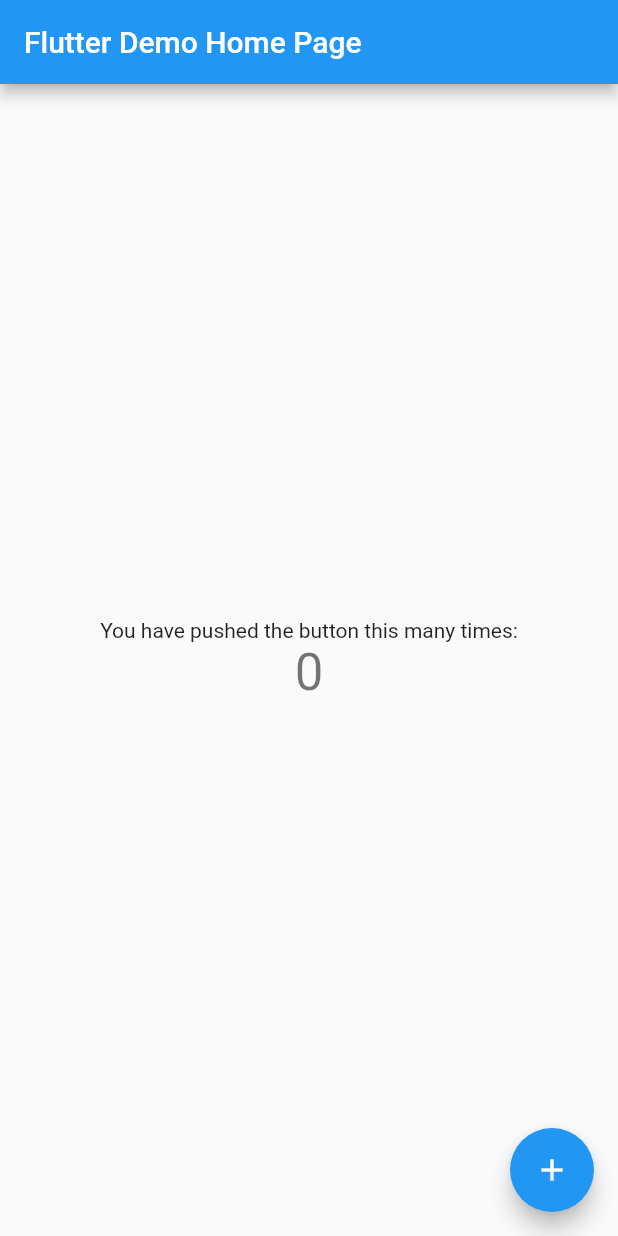
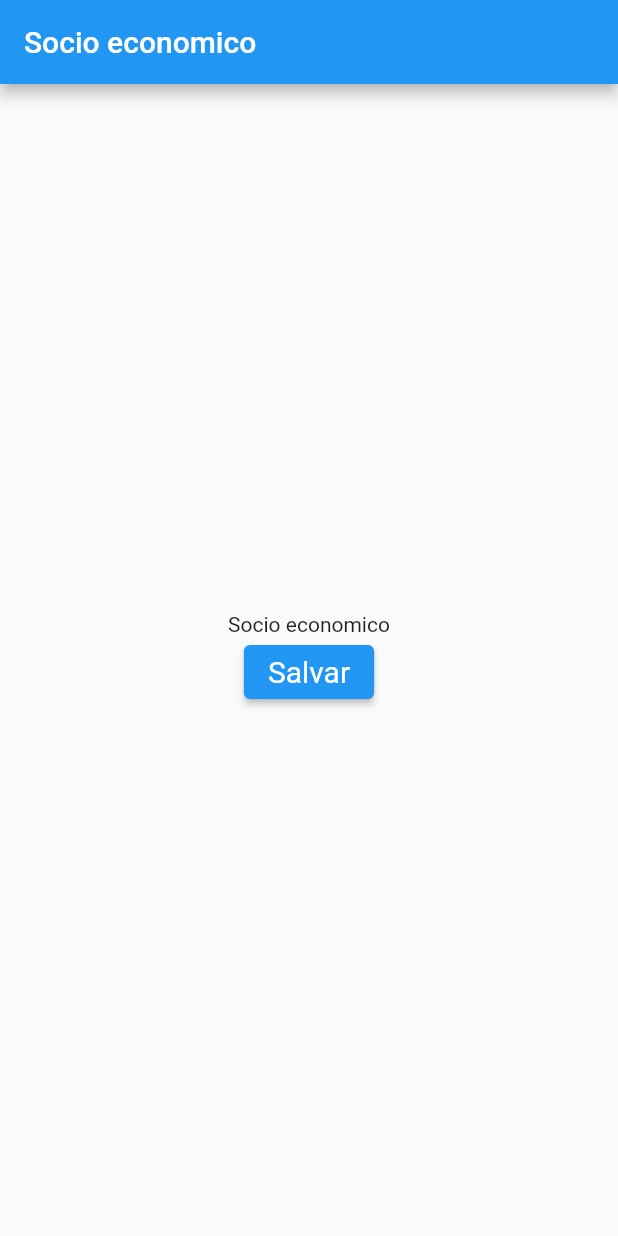
Before and after one commit to IF-Goiano-BCC/questionario_meio_ambiente, a Flutter app: the screen it shows after launch, on a phone screen of 412 x 824 dp. Run offline on Flutter 3.47's test engine with Material 2 defaults, Android fonts, the phone set to English and light mode, and no system bars; our stand-ins replace geolocator, permission_handler; missing offline and left inert: dart:ffi.

Commit message:
some changes

```diff
--- /dev/null
+++ b/assets/data.json
@@ -0,0 +1 @@
+{}
--- a/lib/main.dart
+++ b/lib/main.dart
@@ -1,115 +1,22 @@
 import 'package:flutter/material.dart';
+import 'package:flutter/services.dart';
+import 'package:geolocator/geolocator.dart';
 
+
+import 'package:questionario/screens/quiz.dart';
 void main() {
-  runApp(const MyApp());
+  SystemChrome.setPreferredOrientations([DeviceOrientation.portraitUp]);
+
+  runApp(const Application());
 }
 
-class MyApp extends StatelessWidget {
-  const MyApp({Key? key}) : super(key: key);
+class Application extends StatelessWidget {
+  const Application({Key? key}) : super(key: key);
 
-  // This widget is the root of your application.
   @override
   Widget build(BuildContext context) {
-    return MaterialApp(
-      title: 'Flutter Demo',
-      theme: ThemeData(
-        // This is the theme of your application.
-        //
-        // Try running your application with "flutter run". You'll see the
-        // application has a blue toolbar. Then, without quitting the app, try
-        // changing the primarySwatch below to Colors.green and then invoke
-        // "hot reload" (press "r" in the console where you ran "flutter run",
-        // or simply save your changes to "hot reload" in a Flutter IDE).
-        // Notice that the counter didn't reset back to zero; the application
-        // is not restarted.
-        primarySwatch: Colors.blue,
-      ),
-      home: const MyHomePage(title: 'Flutter Demo Home Page'),
+    return const MaterialApp(
+      home: Quiz(name: "Socio economico")
     );
   }
 }
-
-class MyHomePage extends StatefulWidget {
-  const MyHomePage({Key? key, required this.title}) : super(key: key);
-
-  // This widget is the home page of your application. It is stateful, meaning
-  // that it has a State object (defined below) that contains fields that affect
-  // how it looks.
-
-  // This class is the configuration for the state. It holds the values (in this
-  // case the title) provided by the parent (in this case the App widget) and
-  // used by the build method of the State. Fields in a Widget subclass are
-  // always marked "final".
-
-  final String title;
-
-  @override
-  State<MyHomePage> createState() => _MyHomePageState();
-}
-
-class _MyHomePageState extends State<MyHomePage> {
-  int _counter = 0;
-
-  void _incrementCounter() {
-    setState(() {
-      // This call to setState tells the Flutter framework that something has
-      // changed in this State, which causes it to rerun the build method below
-      // so that the display can reflect the updated values. If we changed
-      // _counter without calling setState(), then the build method would not be
-      // called again, and so nothing would appear to happen.
-      _counter++;
-    });
-  }
-
-  @override
-  Widget build(BuildContext context) {
-    // This method is rerun every time setState is called, for instance as done
-    // by the _incrementCounter method above.
-    //
-    // The Flutter framework has been optimized to make rerunning build methods
-    // fast, so that you can just rebuild anything that needs updating rather
-    // than having to individually change instances of widgets.
-    return Scaffold(
-      appBar: AppBar(
-        // Here we take the value from the MyHomePage object that was created by
-        // the App.build method, and use it to set our appbar title.
-        title: Text(widget.title),
-      ),
-      body: Center(
-        // Center is a layout widget. It takes a single child and positions it
-        // in the middle of the parent.
-        child: Column(
-          // Column is also a layout widget. It takes a list of children and
-          // arranges them vertically. By default, it sizes itself to fit its
-          // children horizontally, and tries to be as tall as its parent.
-          //
-          // Invoke "debug painting" (press "p" in the console, choose the
-          // "Toggle Debug Paint" action from the Flutter Inspector in Android
-          // Studio, or the "Toggle Debug Paint" command in Visual Studio Code)
-          // to see the wireframe for each widget.
-          //
-          // Column has various properties to control how it sizes itself and
-          // how it positions its children. Here we use mainAxisAlignment to
-          // center the children vertically; the main axis here is the vertical
-          // axis because Columns are vertical (the cross axis would be
-          // horizontal).
-          mainAxisAlignment: MainAxisAlignment.center,
-          children: <Widget>[
-            const Text(
-              'You have pushed the button this many times:',
-            ),
-            Text(
-              '$_counter',
-              style: Theme.of(context).textTheme.headline4,
-            ),
-          ],
-        ),
-      ),
-      floatingActionButton: FloatingActionButton(
-        onPressed: _incrementCounter,
-        tooltip: 'Increment',
-        child: const Icon(Icons.add),
-      ), // This trailing comma makes auto-formatting nicer for build methods.
-    );
-  }
-}
--- /dev/null
+++ b/lib/screens/quiz.dart
@@ -0,0 +1,123 @@
+// ignore_for_file: prefer_const_constructors, prefer_const_literals_to_create_immutables
+
+
+
+import 'package:flutter/material.dart';
+
+import 'package:geolocator/geolocator.dart';
+
+
+import "../data/managet.dart";
+
+
+class Quiz extends StatefulWidget{
+  final String name;
+  const Quiz({Key? key, required this.name}): super(key:key);
+
+  @override
+  // ignore: library_private_types_in_public_api
+  _QuizState createState() => _QuizState();
+
+}
+
+class _QuizState extends State<Quiz>{
+  final _formKey = GlobalKey<FormState>();
+  final ButtonStyle style =
+        ElevatedButton.styleFrom(textStyle: const TextStyle(fontSize: 20));
+  var data = <String, dynamic>{};
+  var isLoading = false;
+
+  _att_values(String key, dynamic value){
+    setState(() {
+      data[key] = value;
+    });
+  }
+  @override
+  Widget build(BuildContext context){
+    return Scaffold(
+      appBar:AppBar(
+          title: Text(widget.name),
+        ) ,
+      body: Center(
+        child: SingleChildScrollView(
+          child: Column(
+            children: [
+              Text(widget.name),
+              Row(
+                mainAxisAlignment: MainAxisAlignment.center, //Center Row contents horizontally,
+                children: [
+                  ElevatedButton(
+                  style: style,
+                  onPressed: _Saveform,
+                  child: isLoading ? const CircularProgressIndicator(
+                    color: Colors.white,
+                    strokeWidth: 3,
+                  )
+                  :const Text('Salvar'),
+                ),
+                ],
+              )
+              ],
+          ),
+        )
+      ),
+    );
+  }
+  _Saveform()async{
+      setState((){
+        isLoading = true;
+      });
+      Geolocator.requestPermission();
+      Position position = await _determinePosition();
+
+      Map<String, dynamic> newRegistry = {
+        "posLat": position.latitude,
+        "posLon": position.longitude,
+        "time": DateTime.now().toString(),
+      };
+      data.forEach((k, v) => newRegistry[k] = v);
+      await updateLocaldata(newRegistry);
+      setState(() {
+        data.clear();
+        isLoading = false;
+      });
+  }
+
+}
+
+Future<Position> _determinePosition() async {
+  bool serviceEnabled;
+  LocationPermission permission;
+
+  // Test if location services are enabled.
+  serviceEnabled = await Geolocator.isLocationServiceEnabled();
+  if (!serviceEnabled) {
+    // Location services are not enabled don't continue
+    // accessing the position and request users of the
+    // App to enable the location services.
+    return Future.error('Location services are disabled.');
+  }
+
+  permission = await Geolocator.checkPermission();
+  if (permission == LocationPermission.denied) {
+    permission = await Geolocator.requestPermission();
+    if (permission == LocationPermission.denied) {
+      // Permissions are denied, next time you could try
+      // requesting permissions again (this is also where
+      // Android's shouldShowRequestPermissionRationale
+      // returned true. According to Android guidelines
+      // your App should show an explanatory UI now.
+      return Future.error('Location permissions are denied');
+    }
+  }
+
+  if (permission == LocationPermission.deniedForever) {
+    // Permissions are denied forever, handle appropriately.
+    return Future.error(
+      'Location permissions are permanently denied, we cannot request permissions.');
+  }
+
+  // When we reach here, permissions are granted and we can
+  // continue accessing the position of the device.
+  return await Geolocator.getCurrentPosition(desiredAccuracy: LocationAccuracy.high);
+}
--- a/pubspec.yaml
+++ b/pubspec.yaml
@@ -34,6 +34,9 @@ dependencies:
   # The following adds the Cupertino Icons font to your application.
   # Use with the CupertinoIcons class for iOS style icons.
   cupertino_icons: ^1.0.2
+  path_provider: ^2.0.11
+  geolocator: ^9.0.2
+  permission_handler: ^10.2.0
 
 dev_dependencies:
   flutter_test:
```
Also changed, not shown: lib/data/managet.dart (added, +69 -0 lines), lib/screens/formSteps/step1.dart (added, +36 -0 lines), pubspec.lock, 5 other files.
